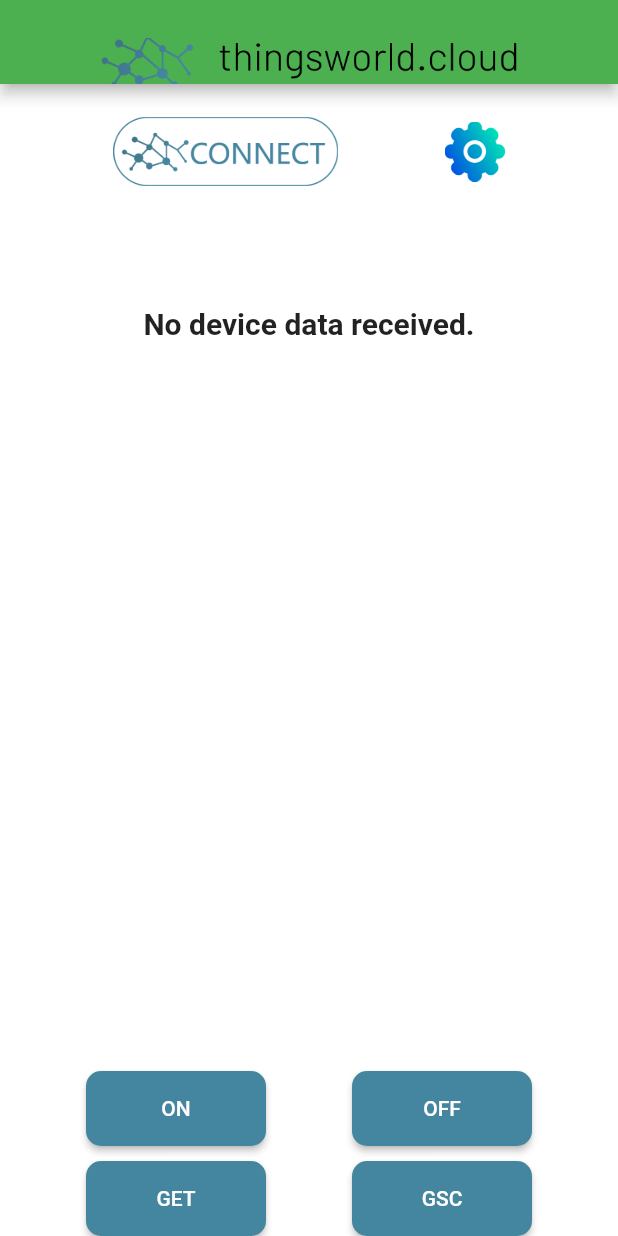
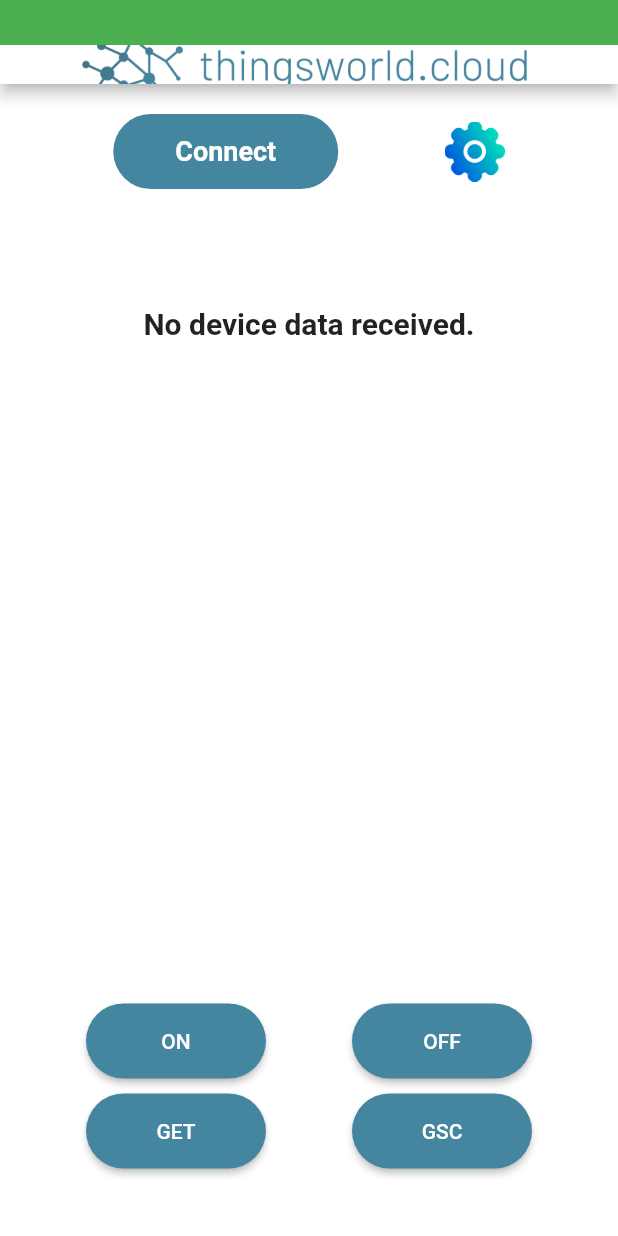
Before and after one commit to janindu333/mqtt_mobile_app, a Flutter app: the MyHomePage screen opened directly, on a phone screen of 412 x 824 dp. Run offline on Flutter 3.47's test engine with Material 2 defaults, Android fonts, the phone set to English and light mode, and no system bars; our stand-ins replace bloc, cached_network_image, cloud_firestore, dio, dots_indicator, easy_localization and 16 more; missing offline and left inert: awesome_drawer_bar, geocoder, google_place, mqtt_client; accounts and stored records are empty; Roboto replaces fonts that are missing (ITCAvantGardeStd-BoldObl); statements that could not run were skipped.

Commit message:
end of second statge

```diff
--- a/flutter_launcher_icons.yaml
+++ b/flutter_launcher_icons.yaml
@@ -1,4 +1,4 @@
 flutter_icons:
   android: true
   ios: true
-  image_path: "assets/images/appImage.png"
+  image_path: "assets/images/appimage.png"
--- a/lib/main.dart
+++ b/lib/main.dart
@@ -24,9 +24,11 @@ import 'ui/pages/LoginPage.dart';
 import 'firebase_options.dart';
 import 'ui/pages/splash_screen.dart';
 import 'di_container.dart' as di;
+import 'package:flutter/services.dart';
 
 Future<void> main() async {
   WidgetsFlutterBinding.ensureInitialized();
+
   await Firebase.initializeApp(
     options: DefaultFirebaseOptions.currentPlatform,
   );
--- a/lib/ui/pages/MainPage.dart
+++ b/lib/ui/pages/MainPage.dart
@@ -66,7 +66,7 @@ class _MainPageState extends State<MainPage> {
               .then((status) async {
             if (status.isSuccess) {
               // _resetFields();
-              showSuccesstoast(status.message);
+              //   showSuccesstoast(status.message);
             } else {
               showFailedtoast(status.message);
             }
@@ -128,7 +128,7 @@ class MyHomePage extends StatelessWidget {
     return Scaffold(
         appBar: AppBar(
           flexibleSpace: Container(
-            margin: EdgeInsets.only(top: 25), // Add a top margin of 100 pixels
+            margin: EdgeInsets.only(top: 30), // Add a top margin of 100 pixels
             decoration: BoxDecoration(
               image: DecorationImage(
                 image: AssetImage('assets/images/cover.png'),
@@ -152,19 +152,17 @@ class MyHomePage extends StatelessWidget {
                         mainAxisAlignment: MainAxisAlignment.spaceEvenly,
                         children: [
                           Visibility(
-                              visible: bloodRequestProvider
-                                  .mqttConnectivityBtnVisible,
+                            visible:
+                                bloodRequestProvider.mqttConnectivityBtnVisible,
                             child: InkWell(
                               onTap: () {
                                 bloodRequestProvider
                                     .connectToBroker(
-                                          ip: bloodRequestProvider.mqttHost
-                                              .trim(),
-                                          port: bloodRequestProvider.mqttPort
-                                              .trim())
+                                  ip: bloodRequestProvider.mqttHost.trim(),
+                                  port: bloodRequestProvider.mqttPort.trim(),
+                                )
                                     .then((status) async {
                                   if (status.isSuccess) {
-                                      // _resetFields();
                                     showSuccesstoast(status.message);
 
                                     bloodRequestProvider
@@ -175,8 +173,7 @@ class MyHomePage extends StatelessWidget {
                                     )
                                         .then((status) async {
                                       if (status.isSuccess) {
-                                          // _resetFields();
-                                          showSuccesstoast(status.message);
+                                        //   showSuccesstoast(status.message);
                                       } else {
                                         showFailedtoast(status.message);
                                       }
@@ -186,12 +183,26 @@ class MyHomePage extends StatelessWidget {
                                   }
                                 });
                               },
-                                child: Image.asset(
-                                  'assets/images/connect.png',
+                              child: Container(
                                 width: 150,
                                 height: 50,
+                                decoration: BoxDecoration(
+                                  color: Color(0xFF44859F),
+                                  borderRadius: BorderRadius.circular(30),
                                 ),
-                              )),
+                                child: Center(
+                                  child: Text(
+                                    "Connect",
+                                    style: TextStyle(
+                                      color: Colors.white,
+                                      fontSize: 18,
+                                      fontWeight: FontWeight.bold,
+                                    ),
+                                  ),
+                                ),
+                              ),
+                            ),
+                          ),
                           Visibility(
                             visible: bloodRequestProvider
                                 .mqttDisconnectivityBtnVisible,
@@ -212,7 +223,7 @@ class MyHomePage extends StatelessWidget {
                                 height: 50,
                                 decoration: BoxDecoration(
                                   color: Color(0xFF44859F),
-                                  borderRadius: BorderRadius.circular(10),
+                                  borderRadius: BorderRadius.circular(30),
                                 ),
                                 child: Center(
                                   child: Text(
@@ -362,9 +373,9 @@ class MyHomePage extends StatelessWidget {
                                     )
                                         .then((status) async {
                                       if (status.isSuccess) {
-                                        showSuccesstoast(status.message);
+                                        //  showSuccesstoast(status.message);
                                       } else {
-                                        showFailedtoast(status.message);
+                                        // showFailedtoast(status.message);
                                       }
                                     });
                                   }
@@ -375,7 +386,7 @@ class MyHomePage extends StatelessWidget {
                                   0xFF44859F), // or any other color you prefer
                               onPrimary: Colors.white,
                               shape: RoundedRectangleBorder(
-                                borderRadius: BorderRadius.circular(10),
+                                borderRadius: BorderRadius.circular(30),
                               ),
                               minimumSize: Size(120, 50), // adjust as needed
                             ),
@@ -392,9 +403,9 @@ class MyHomePage extends StatelessWidget {
                                   )
                                       .then((status) async {
                                     if (status.isSuccess) {
-                                      showSuccesstoast(status.message);
+                                      // showSuccesstoast(status.message);
                                     } else {
-                                      showFailedtoast(status.message);
+                                      // showFailedtoast(status.message);
                                     }
                                   });
                                 }
@@ -405,14 +416,16 @@ class MyHomePage extends StatelessWidget {
                                 0xFF44859F), // or any other color you prefer
                             onPrimary: Colors.white,
                             shape: RoundedRectangleBorder(
-                              borderRadius: BorderRadius.circular(10),
+                              borderRadius: BorderRadius.circular(30),
                             ),
                             minimumSize: Size(120, 50), // adjust as needed
                           ),
                         ),
                       ],
                     ),
-                    Row(
+                    Container(
+                      margin: EdgeInsets.only(bottom: 45),
+                      child: Row(
                         mainAxisAlignment: MainAxisAlignment.spaceEvenly,
                         children: [
                           ElevatedButton(
@@ -426,9 +439,9 @@ class MyHomePage extends StatelessWidget {
                                     )
                                         .then((status) async {
                                       if (status.isSuccess) {
-                                      showSuccesstoast(status.message);
+                                        //showSuccesstoast(status.message);
                                       } else {
-                                      showFailedtoast(status.message);
+                                        //  showFailedtoast(status.message);
                                       }
                                     });
                                   }
@@ -439,7 +452,7 @@ class MyHomePage extends StatelessWidget {
                                   0xFF44859F), // or any other color you prefer
                               onPrimary: Colors.white,
                               shape: RoundedRectangleBorder(
-                              borderRadius: BorderRadius.circular(10),
+                                borderRadius: BorderRadius.circular(30),
                               ),
                               minimumSize: Size(120, 50), // adjust as needed
                             ),
@@ -455,25 +468,30 @@ class MyHomePage extends StatelessWidget {
                                     )
                                         .then((status) async {
                                       if (status.isSuccess) {
-                                      showSuccesstoast(status.message);
+                                        // showSuccesstoast(status.message);
                                       } else {
-                                      showFailedtoast(status.message);
+                                        // showFailedtoast(status.message);
                                       }
                                     });
                                   }
                                 : null,
-                          child: Text(bloodRequestProvider.topMsg4 ?? 'GSC'),
+                            child: Text(
+                              bloodRequestProvider.topMsg4 ?? 'GSC',
+                              style: TextStyle(
+                                fontFamily: 'ITCAvantGardeStd-BoldObl',
+                              ),
+                            ),
                             style: ElevatedButton.styleFrom(
-                            primary: Color(
-                                0xFF44859F), // or any other color you prefer
+                              primary: Color(0xFF44859F),
                               onPrimary: Colors.white,
                               shape: RoundedRectangleBorder(
-                              borderRadius: BorderRadius.circular(10),
+                                borderRadius: BorderRadius.circular(30),
                               ),
-                            minimumSize: Size(120, 50), // adjust as needed
+                              minimumSize: Size(120, 50),
                             ),
                           ),
                         ],
+                      ),
                     ),
                   ]);
             })));
--- a/lib/ui/pages/tutorial_screen.dart
+++ b/lib/ui/pages/tutorial_screen.dart
@@ -115,7 +115,7 @@ class _TutorialScreenState extends State<TutorialScreen>
                             // _resetFields();
                             showSuccesstoast(status.message);
 
-                            Navigator.push(
+                            Navigator.pushReplacement(
                               context,
                               MaterialPageRoute(
                                 builder: (context) => MainPage(),
--- a/pubspec.yaml
+++ b/pubspec.yaml
@@ -48,6 +48,7 @@ dependencies:
   flutter_svg: ^0.22.0
   cached_network_image: ^3.1.0
   dots_indicator: ^2.0.0
+  uuid: ^3.0.4
   hive: ^2.0.4
   hive_flutter: ^1.1.0
   dio: ^4.0.4
@@ -106,6 +107,8 @@ flutter:
      - assets/images/appimage.png
      - assets/images/cover.png
 
+
+
   # To add assets to your application, add an assets section, like this:
   # assets:
   #   - images/a_dot_burr.jpeg
```
Also changed, not shown: lib/blocks/blood_request_block_provider.dart (+41 -11 lines), assets/fonts/ITCAvantGardeStd-BoldObl.otf (added), assets/images/appimage.png, assets/images/cover.png, pubspec.lock, 20 other files. Lines whose indentation alone changed are shown as unchanged.
